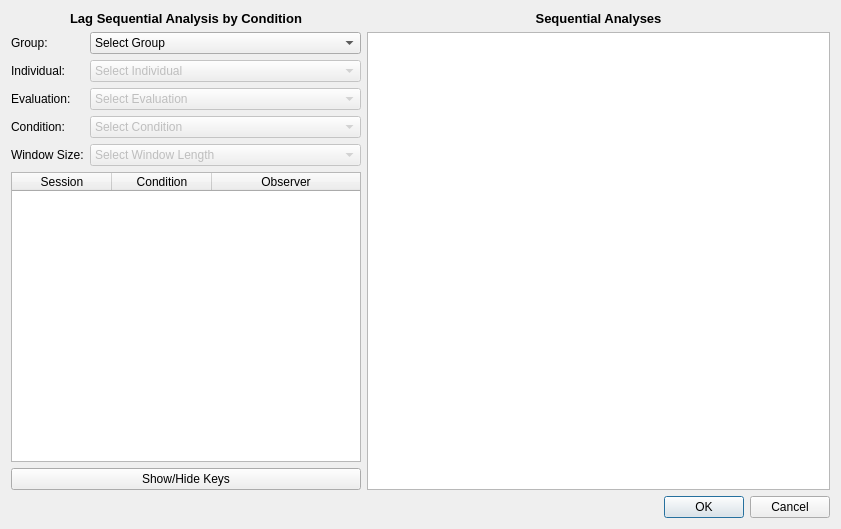
First picture: the form in sequentialconditionanalysisdialog.ui, repository miyamot0/DataTracker3, before the edit.
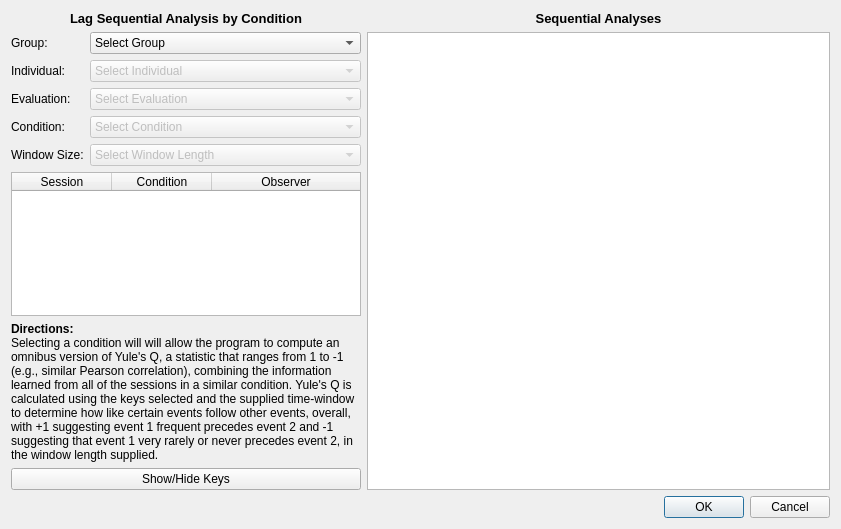
Second picture: the form after the edit.

Diff of the .ui file:
```diff
--- a/sequentialconditionanalysisdialog.ui
+++ b/sequentialconditionanalysisdialog.ui
@@ -219,6 +219,16 @@
           </column>
          </widget>
         </item>
+        <item>
+         <widget class="QLabel" name="label">
+          <property name="text">
+           <string>&lt;html&gt;&lt;head/&gt;&lt;body&gt;&lt;p&gt;&lt;span style=&quot; font-weight:600;&quot;&gt;Directions:&lt;br/&gt;&lt;/span&gt;Selecting a condition will will allow the program to compute an omnibus version of Yule's Q, a statistic that ranges from 1 to -1 (e.g., similar Pearson correlation), combining the information learned from all of the sessions in a similar condition. Yule's Q is calculated using the keys selected and the supplied time-window to determine how like certain events follow other events, overall, with +1 suggesting event 1 frequent precedes event 2 and -1 suggesting that event 1 very rarely or never precedes event 2, in the window length supplied.&lt;/p&gt;&lt;/body&gt;&lt;/html&gt;</string>
+          </property>
+          <property name="wordWrap">
+           <bool>true</bool>
+          </property>
+         </widget>
+        </item>
         <item>
          <widget class="QPushButton" name="pushButton">
           <property name="text">
```
